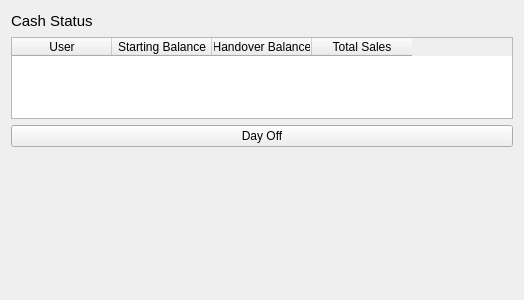
This is estorecpp/cashbalancestatus.ui in Watti/estorecpp as Qt 5 draws it before an edit. The edited form follows.
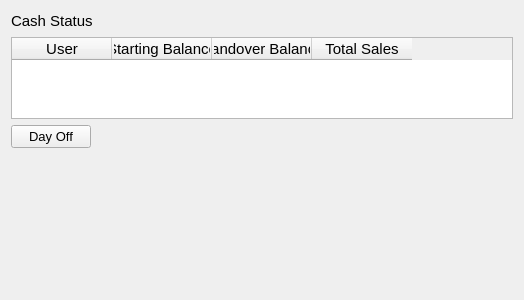
This is the edited form.

The edit to the form file:
```diff
--- a/estorecpp/cashbalancestatus.ui
+++ b/estorecpp/cashbalancestatus.ui
@@ -45,6 +45,11 @@
    </item>
    <item>
     <widget class="QTableWidget" name="tableWidget">
+     <property name="font">
+      <font>
+       <pointsize>11</pointsize>
+      </font>
+     </property>
      <column>
       <property name="text">
        <string>User</string>
@@ -68,11 +73,33 @@
     </widget>
    </item>
    <item>
+    <layout class="QHBoxLayout" name="horizontalLayout_2">
+     <item>
     <widget class="QPushButton" name="btnDayoff">
+       <property name="font">
+        <font>
+         <pointsize>10</pointsize>
+        </font>
+       </property>
      <property name="text">
       <string>Day Off</string>
      </property>
     </widget>
+     </item>
+     <item>
+      <spacer name="horizontalSpacer_2">
+       <property name="orientation">
+        <enum>Qt::Horizontal</enum>
+       </property>
+       <property name="sizeHint" stdset="0">
+        <size>
+         <width>40</width>
+         <height>20</height>
+        </size>
+       </property>
+      </spacer>
+     </item>
+    </layout>
    </item>
    <item>
     <spacer name="verticalSpacer">
```
Lines whose indentation alone changed are shown as unchanged.
